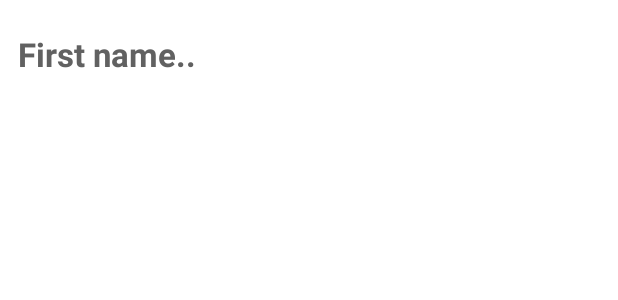
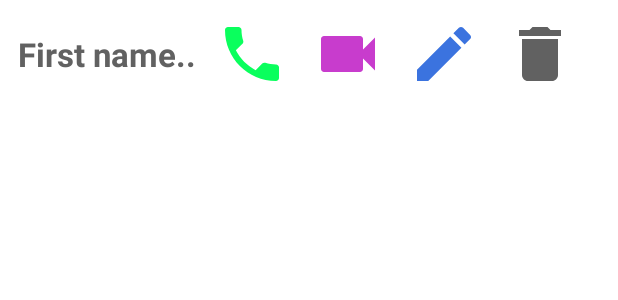
Before and after one commit to danielmbutler/AddressBookApp, an Android app: the layout phone_number_item.xml on its own in the app's theme, with its tools: preview values and no code run, on a phone screen of 412 x 824 dp. Shown: the top 300 px of the screen. Run offline under Robolectric (Android 15) with nearby library versions, the phone set to English and light mode, and no system bars.

Commit message:
adding video icon animation

```diff
--- a/app/src/main/java/com/dbtechprojects/addressbookapp/ui/adapters/ContactsAdapter.java
+++ b/app/src/main/java/com/dbtechprojects/addressbookapp/ui/adapters/ContactsAdapter.java
@@ -85,7 +85,14 @@ public class ContactsAdapter extends RecyclerView.Adapter<ContactsAdapter.RVView
 
                     }));
             binding.rvItemEdit.setOnClickListener(v -> onEditListener.onEdit(currentItem));
-            binding.rvItemVideo.setOnClickListener(v -> videoCallListener.onVideoCall(currentItem));
+            binding.rvItemVideo.setOnClickListener(v ->
+                    binding.rvItemVideo.animate().scaleYBy(0.5f).setDuration(1000).setStartDelay(0)
+                    .withEndAction(() -> {
+                        //animation ended
+                        videoCallListener.onVideoCall(currentItem);
+                        binding.rvItemVideo.setScaleY(1f);
+
+                    }));
         }
 
     }
--- a/app/src/main/java/com/dbtechprojects/addressbookapp/ui/fragments/HomeFragment.java
+++ b/app/src/main/java/com/dbtechprojects/addressbookapp/ui/fragments/HomeFragment.java
@@ -206,7 +206,7 @@ public class HomeFragment extends Fragment
             videoCall.setData(Uri.parse("tel:" + contact.phone));
             startActivity(videoCall);
         } catch (ActivityNotFoundException e) {
-            Constants.showToast("no default video recorded found", requireActivity());
+            Constants.showToast("no default video call app found", requireActivity());
         }
 
     }
--- a/app/src/main/res/layout/phone_number_item.xml
+++ b/app/src/main/res/layout/phone_number_item.xml
@@ -1,5 +1,5 @@
 <?xml version="1.0" encoding="utf-8"?>
-<androidx.constraintlayout.widget.ConstraintLayout xmlns:android="http://schemas.android.com/apk/res/android"
+<androidx.constraintlayout.motion.widget.MotionLayout xmlns:android="http://schemas.android.com/apk/res/android"
     xmlns:app="http://schemas.android.com/apk/res-auto"
     xmlns:tools="http://schemas.android.com/tools"
     android:layout_width="match_parent"
@@ -7,7 +7,8 @@
     android:layout_margin="6dp"
     android:background="@color/white"
     android:padding="6dp"
-    >
+    tools:showPaths="true"
+    app:layoutDescription="@xml/phone_number_item_scene">
 
     <TextView
         android:id="@+id/rv_item_tv_name"
@@ -30,7 +31,8 @@
         android:contentDescription="@string/call_contact"
         app:layout_constraintBottom_toBottomOf="@+id/rv_item_tv_name"
         app:layout_constraintEnd_toStartOf="@id/rv_item_video"
-        app:layout_constraintTop_toTopOf="@+id/rv_item_tv_name" />
+        app:layout_constraintTop_toTopOf="@+id/rv_item_tv_name"
+        app:srcCompat="@drawable/ic_baseline_local_phone_24" />
 
     <ImageView
         android:id="@+id/rv_item_edit"
@@ -40,7 +42,8 @@
         android:contentDescription="@string/edit_contact"
         app:layout_constraintBottom_toBottomOf="@+id/rv_item_ivphone"
         app:layout_constraintEnd_toStartOf="@id/rv_item_delete"
-        app:layout_constraintTop_toTopOf="@+id/rv_item_ivphone" />
+        app:layout_constraintTop_toTopOf="@+id/rv_item_ivphone"
+        app:srcCompat="@drawable/ic_baseline_edit_24" />
 
     <ImageView
         android:id="@+id/rv_item_video"
@@ -50,7 +53,8 @@
         android:contentDescription="@string/video_call"
         app:layout_constraintBottom_toBottomOf="@+id/rv_item_ivphone"
         app:layout_constraintEnd_toStartOf="@id/rv_item_edit"
-        app:layout_constraintTop_toTopOf="@+id/rv_item_ivphone" />
+        app:layout_constraintTop_toTopOf="@+id/rv_item_ivphone"
+        app:srcCompat="@drawable/ic_baseline_videocam_24" />
 
 
     <ImageView
@@ -61,6 +65,7 @@
         android:contentDescription="@string/delete_contact"
         app:layout_constraintBottom_toBottomOf="@+id/rv_item_ivphone"
         app:layout_constraintEnd_toEndOf="parent"
-        app:layout_constraintTop_toTopOf="@+id/rv_item_ivphone" />
+        app:layout_constraintTop_toTopOf="@+id/rv_item_ivphone"
+        app:srcCompat="@drawable/ic_baseline_delete_24" />
 
-</androidx.constraintlayout.widget.ConstraintLayout>
+</androidx.constraintlayout.motion.widget.MotionLayout>
--- /dev/null
+++ b/app/src/main/res/xml/phone_number_item_scene.xml
@@ -0,0 +1,16 @@
+<?xml version="1.0" encoding="utf-8"?>
+<MotionScene xmlns:android="http://schemas.android.com/apk/res/android"
+    xmlns:app="http://schemas.android.com/apk/res-auto">
+
+    <ConstraintSet android:id="@+id/start">
+        <Constraint android:id="@+id/rv_item_tv_name" />
+    </ConstraintSet>
+
+    <ConstraintSet android:id="@+id/end">
+        <Constraint android:id="@id/rv_item_tv_name" />
+    </ConstraintSet>
+
+    <Transition
+        app:constraintSetEnd="@id/end"
+        app:constraintSetStart="@+id/start" />
+</MotionScene>
```
